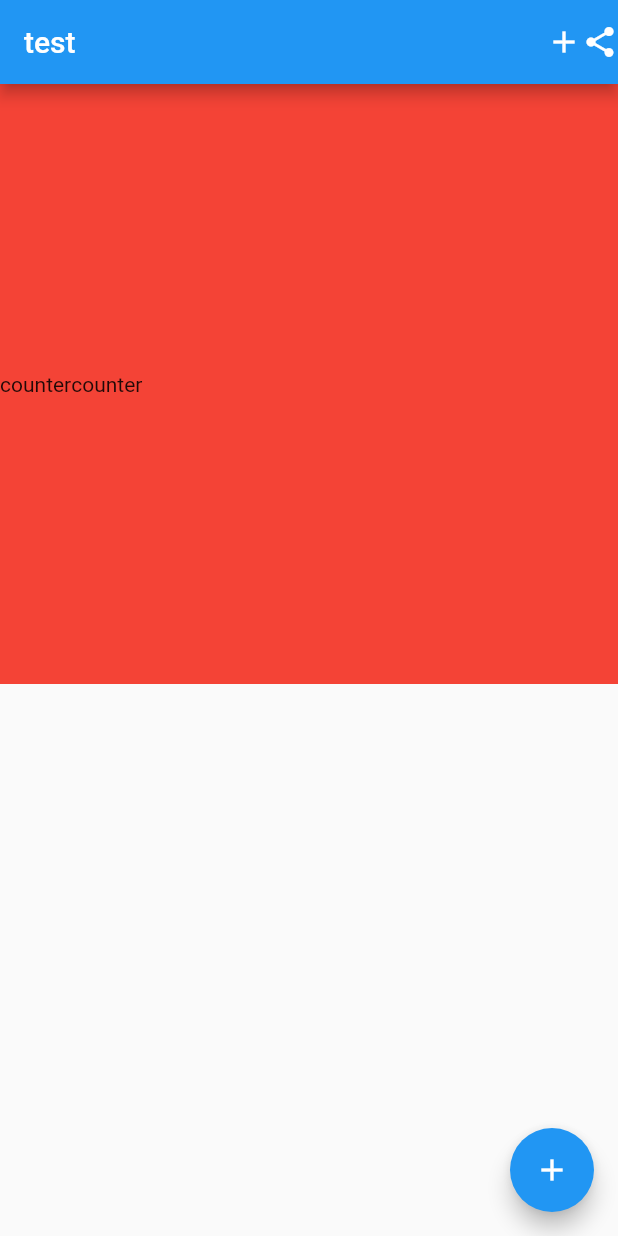
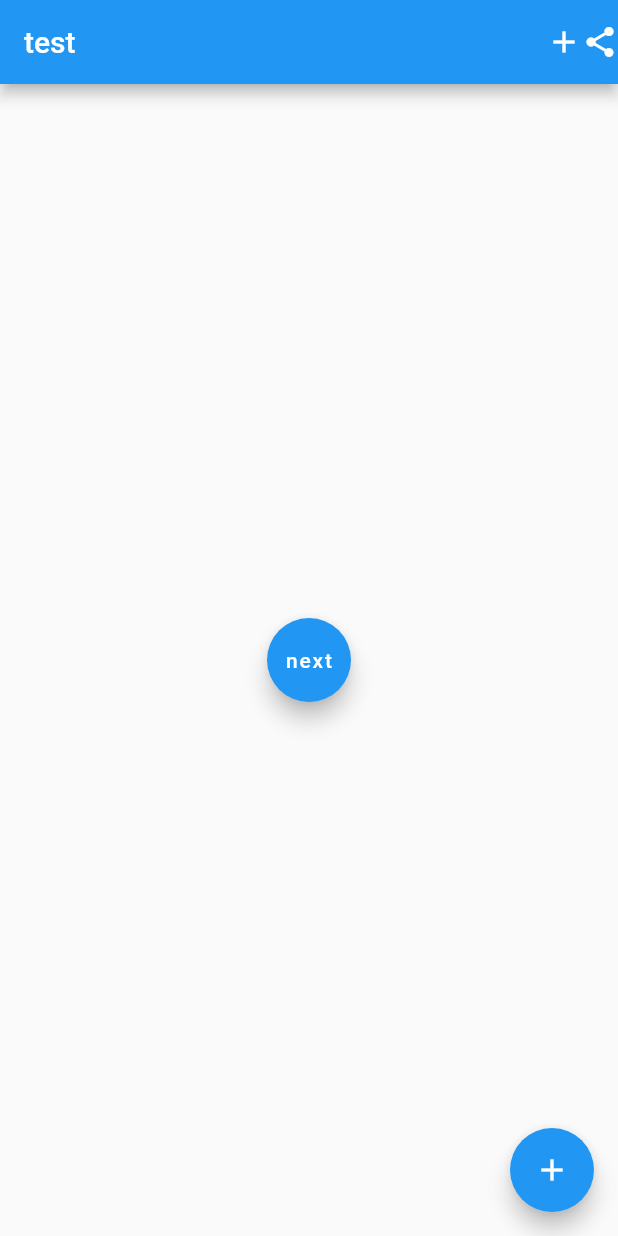
Before and after one commit to onishi-kohei/test-flutter, a Flutter app: the screen it shows after launch, on a phone screen of 412 x 824 dp. Run offline on Flutter 3.47's test engine with Material 2 defaults, Android fonts, the phone set to English and light mode, and no system bars.

Commit message:
add button on body

```diff
--- a/lib/main.dart
+++ b/lib/main.dart
@@ -45,19 +45,12 @@ class _MyHomePageState extends State<MyHomePage> {
         title: Text("test"),
         actions: <Widget>[Icon(Icons.add), Icon(Icons.share)]
       ),
-      body: Container(
-        height: 400,
-        color: Colors.red,
-        child: Row(
-          children: <Widget>[
-            Text(
-              'counter'
-            ),
-            Text(
-              'counter'
-            ),
-          ],
-        ),
+      body: Center(
+        child: FloatingActionButton(
+          child: Text('next'),
+          onPressed: () {
+          }
+        )
       ),
       floatingActionButton: FloatingActionButton(
         onPressed: _incrementCounter,
```
